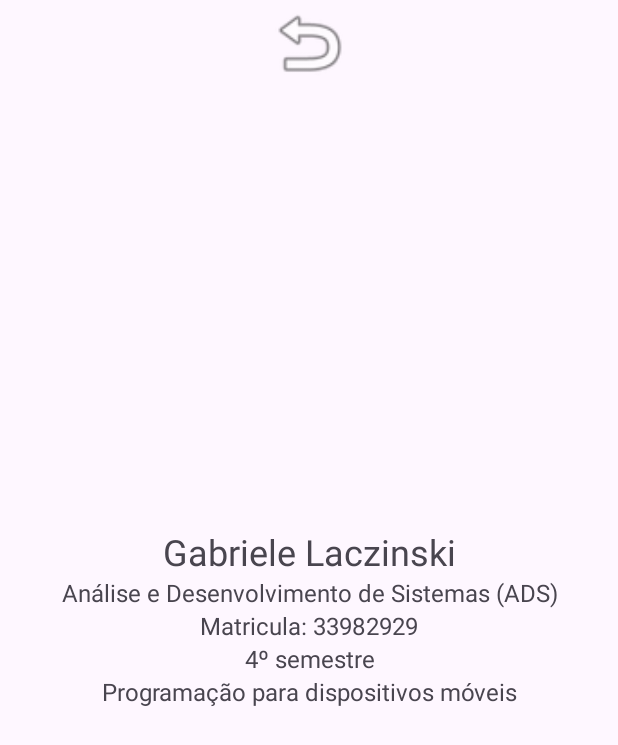
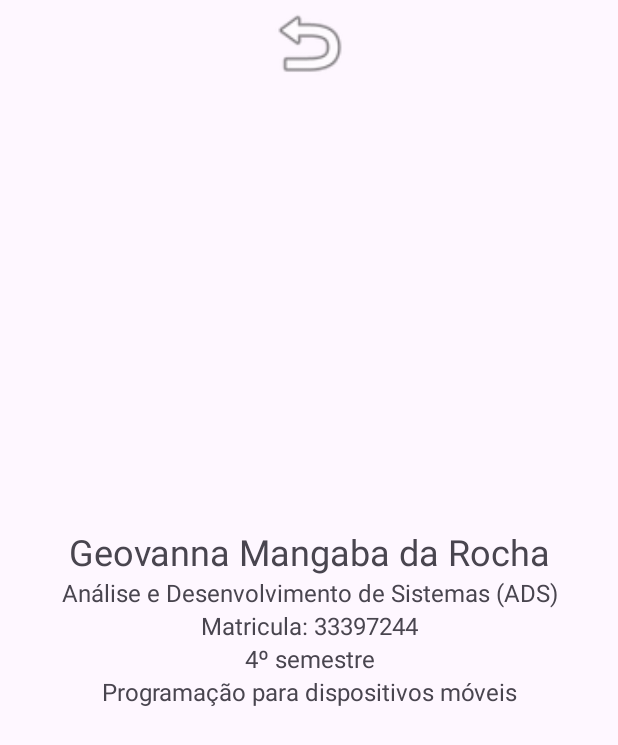
Before and after one commit to Giovannarocha-ux/Calculadora, an Android app: the Apresentacao screen opened directly, with no data from a screen before it, on a phone screen of 412 x 824 dp. Shown: the top 745 px of the screen. Run offline under Robolectric (Android 15) with nearby library versions, the phone set to English and light mode, and no system bars.

Commit message:
apresentacao

```diff
--- a/app/src/main/res/layout/activity_apresentacao.xml
+++ b/app/src/main/res/layout/activity_apresentacao.xml
@@ -31,7 +31,7 @@
             android:layout_width="match_parent"
             android:layout_height="wrap_content"
             android:gravity="center"
-            android:text="Gabriele Laczinski"
+            android:text="Geovanna Mangaba da Rocha"
             android:textSize="24sp" />
 
         <TextView
@@ -47,7 +47,7 @@
             android:layout_width="match_parent"
             android:layout_height="wrap_content"
             android:gravity="center"
-            android:text="Matricula: 33982929"
+            android:text="Matricula: 33397244"
             android:textSize="16sp" />
 
         <TextView
```
